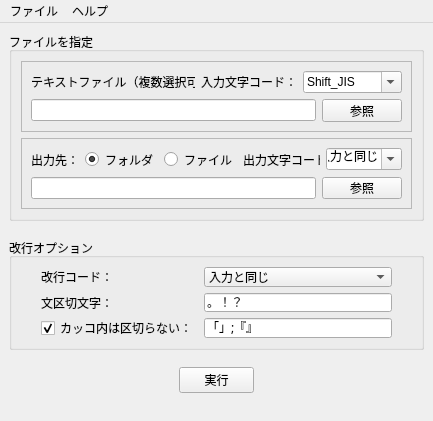
Above: buncuts/res/ui/main.ui from rongmu/buncuts before the change. Below: the same form after it.
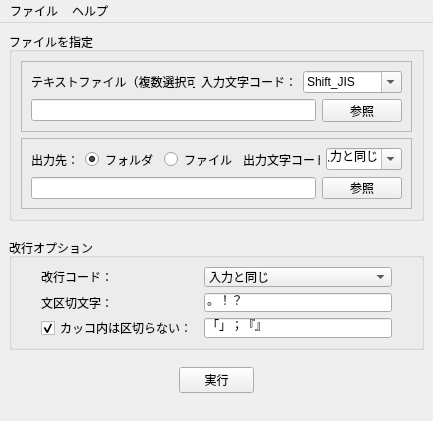
That is the form after the change. Icons and pictures are not drawn.

```diff
--- a/buncuts/res/ui/main.ui
+++ b/buncuts/res/ui/main.ui
@@ -281,10 +281,16 @@
      </spacer>
     </item>
     <item>
-     <widget class="QGroupBox" name="groupBox">
+     <widget class="QGroupBox" name="groupOptions">
       <property name="enabled">
        <bool>true</bool>
       </property>
+      <property name="minimumSize">
+       <size>
+        <width>415</width>
+        <height>112</height>
+       </size>
+      </property>
       <property name="maximumSize">
        <size>
         <width>415</width>
@@ -304,7 +310,7 @@
           <enum>Qt::Horizontal</enum>
          </property>
          <property name="sizeType">
-          <enum>QSizePolicy::Minimum</enum>
+          <enum>QSizePolicy::Fixed</enum>
          </property>
          <property name="sizeHint" stdset="0">
           <size>
@@ -315,7 +321,7 @@
         </spacer>
        </item>
        <item>
-        <layout class="QFormLayout" name="formLayout_2">
+        <layout class="QFormLayout" name="formOptions">
          <property name="fieldGrowthPolicy">
           <enum>QFormLayout::AllNonFixedFieldsGrow</enum>
          </property>
@@ -361,26 +367,6 @@
            </property>
           </widget>
          </item>
-         <item row="1" column="1">
-          <widget class="QLineEdit" name="lineDelimiters">
-           <property name="maximumSize">
-            <size>
-             <width>16777215</width>
-             <height>16777215</height>
-            </size>
-           </property>
-           <property name="font">
-            <font>
-             <family>メイリオ</family>
-             <weight>50</weight>
-             <bold>false</bold>
-            </font>
-           </property>
-           <property name="text">
-            <string>。！？</string>
-           </property>
-          </widget>
-         </item>
          <item row="2" column="0">
           <widget class="QCheckBox" name="checkQuote">
            <property name="autoFillBackground">
@@ -394,21 +380,17 @@
            </property>
           </widget>
          </item>
+         <item row="1" column="1">
+          <widget class="QLineEdit" name="lineDelimiters">
+           <property name="text">
+            <string>。！？</string>
+           </property>
+          </widget>
+         </item>
          <item row="2" column="1">
           <widget class="QLineEdit" name="lineQuotes">
-           <property name="maximumSize">
-            <size>
-             <width>16777215</width>
-             <height>16777215</height>
-            </size>
-           </property>
-           <property name="font">
-            <font>
-             <family>メイリオ</family>
-            </font>
-           </property>
            <property name="text">
-            <string>「」;『』</string>
+            <string>「」；『』</string>
            </property>
           </widget>
          </item>
@@ -420,7 +402,7 @@
           <enum>Qt::Horizontal</enum>
          </property>
          <property name="sizeType">
-          <enum>QSizePolicy::Minimum</enum>
+          <enum>QSizePolicy::Fixed</enum>
          </property>
          <property name="sizeHint" stdset="0">
           <size>
```
Left out of the diff: 6 changed lines with no effect on the pictures.
